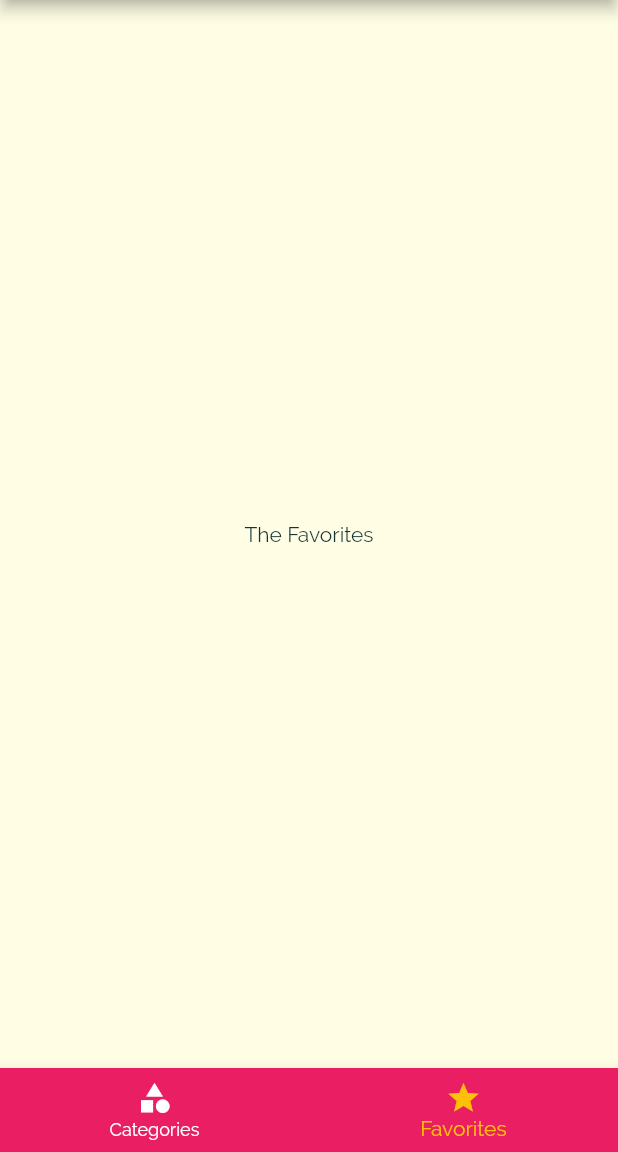
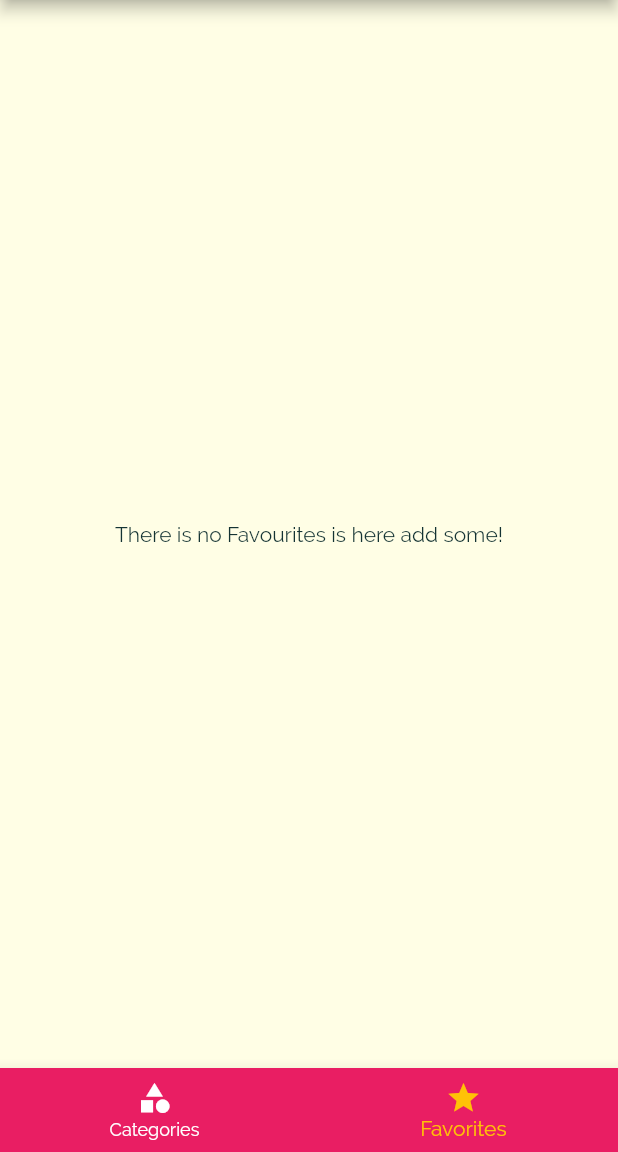
Before and after one commit to VamsiBoggala/meals_app_udemy, a Flutter app: the screen it shows after launch, item 2 of the bottom bar chosen, on a phone screen of 412 x 824 dp, the part 84-1236 px from its top. Run offline on Flutter 3.47's test engine with Material 2 defaults, Android fonts, the phone set to English and light mode, and no system bars.

Commit message:
Completed Meals App

```diff
--- a/lib/main.dart
+++ b/lib/main.dart
@@ -1,5 +1,4 @@
 // ignore_for_file: prefer_final_fields, prefer_const_constructors
-
 
 import 'package:flutter/material.dart';
 
@@ -33,28 +32,50 @@ class _MyAppState extends State<MyApp> {
   };
 
   List<Meal> _availableMeals = DUMMY_MEALS;
+  List<Meal> _favouriteMeals = [];
 
   void _setFilters(Map<String, bool> filterData) {
     setState(() {
       _filters = filterData;
 
       _availableMeals = DUMMY_MEALS.where((meal) {
-        if(_filters['gluten'] == true && !meal.isGlutenFree){
+        if (_filters['gluten'] == true && !meal.isGlutenFree) {
           return false;
         }
-        if(_filters['lactos'] == true && !meal.isLactoseFree){
+        if (_filters['lactos'] == true && !meal.isLactoseFree) {
           return false;
         }
-        if(_filters['vegan'] == true && !meal.isVegan){
+        if (_filters['vegan'] == true && !meal.isVegan) {
           return false;
         }
-        if(_filters['vegetarian'] == true && !meal.isVegetarian){
+        if (_filters['vegetarian'] == true && !meal.isVegetarian) {
           return false;
         }
 
         return true;
       }).toList();
     });
+  }
+
+  void _toggleFavourite(String mealId) {
+    final existingIndex =
+        _favouriteMeals.indexWhere((element) => element.id == mealId);
+
+    if (existingIndex >= 0) {
+      setState(() {
+        _favouriteMeals.removeAt(existingIndex);
+      });
+    } else {
+      setState(() {
+        _favouriteMeals.add(
+          DUMMY_MEALS.firstWhere((element) => element.id == mealId),
+        );
+      });
+    }
+  }
+
+  _isMealFavourite(String id){
+    return _favouriteMeals.any((element) => element.id == id);
   }
 
   @override
@@ -82,9 +103,10 @@ class _MyAppState extends State<MyApp> {
             ),
       ),
       routes: {
-        '/': (ctx) => const TabsScreen(),
-        CategoryMealsScreen.routeName: (ctx) => CategoryMealsScreen(_availableMeals),
-        MealDetailScreen.routeName: (ctx) => const MealDetailScreen(),
+        '/': (ctx) => TabsScreen(_favouriteMeals,),
+        CategoryMealsScreen.routeName: (ctx) =>
+            CategoryMealsScreen(_availableMeals),
+        MealDetailScreen.routeName: (ctx) => MealDetailScreen(_toggleFavourite, _isMealFavourite),
         FiltersScreen.routName: (ctx) => FiltersScreen(_filters, _setFilters),
       },
       onUnknownRoute: (settings) {
--- a/lib/screens/category_meals_screen.dart
+++ b/lib/screens/category_meals_screen.dart
@@ -69,7 +69,7 @@ class _CategoryMealsScreenState extends State<CategoryMealsScreen> {
             duration: displayedMeals[index].duration,
             affordability: displayedMeals[index].affordability,
             complexity: displayedMeals[index].complexity,
-            removeItem: _removeMeal,
+            // removeItem: _removeMeal,
           );
         },
         itemCount: displayedMeals.length,
--- a/lib/screens/favorites_screen.dart
+++ b/lib/screens/favorites_screen.dart
@@ -1,12 +1,37 @@
 import 'package:flutter/material.dart';
 
+import '../models/meal.dart';
+import '../widgets/meal_item.dart';
+
 class FavoritesScreen extends StatelessWidget {
-  const FavoritesScreen({Key? key}) : super(key: key);
+  List<Meal> favouriteMeals = [];
+  //  final Function(bool) isFavourite;
+
+  FavoritesScreen({
+    required this.favouriteMeals,
+  });
 
   @override
   Widget build(BuildContext context) {
-    return const Center(
-      child: Text('The Favorites'),
-    );
+    if (favouriteMeals.isEmpty) {
+      return const Center(
+        child: Text('There is no Favourites is here add some!'),
+      );
+    } else {
+      return ListView.builder(
+        itemBuilder: (ctx, index) {
+          return MealItem(
+            id: favouriteMeals[index].id,
+            title: favouriteMeals[index].title,
+            imageUrl: favouriteMeals[index].imageUrl,
+            duration: favouriteMeals[index].duration,
+            affordability: favouriteMeals[index].affordability,
+            complexity: favouriteMeals[index].complexity,
+
+          );
+        },
+        itemCount: favouriteMeals.length,
+      );
+    }
   }
 }
--- a/lib/screens/filters_screen.dart
+++ b/lib/screens/filters_screen.dart
@@ -1,6 +1,5 @@
 // ignore_for_file: prefer_const_constructors, prefer_const_constructors_in_immutables, use_key_in_widget_constructors
 
-import 'dart:ffi';
 
 import 'package:flutter/material.dart';
 
--- a/lib/screens/tabs_screen.dart
+++ b/lib/screens/tabs_screen.dart
@@ -1,28 +1,22 @@
-
 import 'package:flutter/material.dart';
 
+import '../models/meal.dart';
 import '../widgets/main_drawer.dart';
 import './categories_screen.dart';
 import './favorites_screen.dart';
 
 class TabsScreen extends StatefulWidget {
-  const TabsScreen({Key? key}) : super(key: key);
+  List<Meal> favouriteMeals = [];
+
+
+  TabsScreen(this.favouriteMeals,);
 
   @override
   State<TabsScreen> createState() => _TabsScreenState();
 }
 
 class _TabsScreenState extends State<TabsScreen> {
-  final List<Map<String, dynamic>> _pages = [
-    {
-      'page': const CategoriesScreen(),
-      'title': 'Categories',
-    },
-    {
-      'page': const FavoritesScreen(),
-      'title': 'Your Favorites',
-    },
-  ];
+  late List<Map<String, dynamic>> _pages;
 
   int _selectedPageIndex = 0;
 
@@ -30,6 +24,25 @@ class _TabsScreenState extends State<TabsScreen> {
     setState(() {
       _selectedPageIndex = index;
     });
+  }
+
+  @override
+  void initState() {
+    _pages = [
+      {
+        'page': const CategoriesScreen(),
+        'title': 'Categories',
+      },
+      {
+        'page': FavoritesScreen(
+          favouriteMeals: widget.favouriteMeals,
+
+
+        ),
+        'title': 'Your Favorites',
+      },
+    ];
+    super.initState();
   }
 
   @override
```
